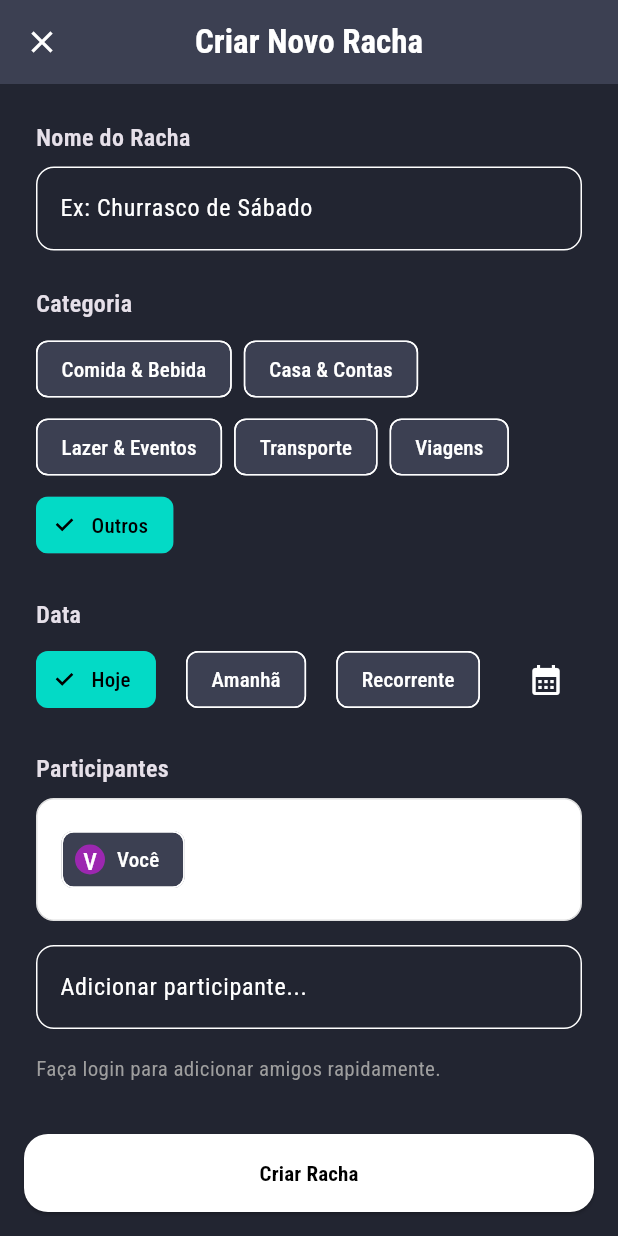
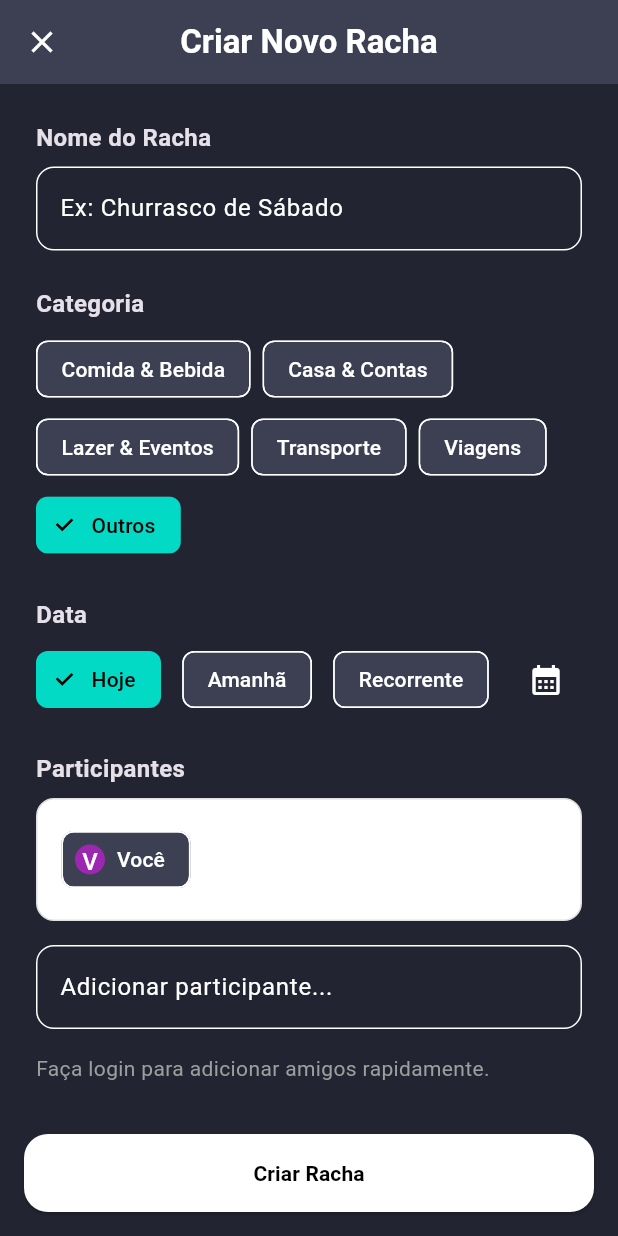
Before and after one commit to miike26/rachaae, a Flutter app: the screen it shows after launch, after a tap on the "add" icon, on a phone screen of 412 x 824 dp. Run offline on Flutter 3.47's test engine with Material 3 defaults, Android fonts, the light colour scheme and no system bars; our stand-ins replace cloud_firestore, firebase_auth, firebase_core, flutter_animate, flutter_svg, font_awesome_flutter and 3 more; accounts and stored records are empty.

Commit message:
atualizado antes do redesign da tela de despesas

```diff
--- a/lib/screens/home_screen.dart
+++ b/lib/screens/home_screen.dart
@@ -215,7 +215,7 @@ class _HomeScreenState extends State<HomeScreen> {
 
     final screenWidth = MediaQuery.of(context).size.width;
     final scaleFactor = screenWidth / 448;
-    final double navBarHeight = 87.0 * scaleFactor;
+    final double navBarHeight = 82.0 * scaleFactor;
     final bool isLightTheme = Theme.of(context).brightness == Brightness.light;
 
     final List<Widget> pages = [
@@ -465,9 +465,9 @@ class _HomeScreenState extends State<HomeScreen> {
           ),
           boxShadow: [
             BoxShadow(
-              color: Colors.black.withOpacity(0.25),
-              blurRadius: 48.93,
-              offset: const Offset(0, 16.31),
+              color: Colors.black.withOpacity(0.40),
+              blurRadius: 20.93,
+              offset: const Offset(0, 13),
             ),
           ],
         ),
--- a/lib/utils/app_theme.dart
+++ b/lib/utils/app_theme.dart
@@ -40,20 +40,19 @@ class AppTheme {
       onBackground: darkTextColor,
       surface: darkNavBar,
     ),
-    textTheme: GoogleFonts.robotoCondensedTextTheme(
-      ThemeData.dark().textTheme.copyWith(
-            displayLarge: const TextStyle(
+    // CORREÇÃO: Primeiro, criamos o tema de texto base com Roboto.
+    textTheme: GoogleFonts.robotoTextTheme(ThemeData.dark().textTheme).copyWith(
+      // Em seguida, sobrescrevemos APENAS os estilos específicos que queremos diferentes.
+      displayLarge: GoogleFonts.robotoCondensed(
         fontSize: 55,
         fontWeight: FontWeight.w500,
         letterSpacing: -2.12,
         color: darkTextColor,
       ),
-            labelMedium: const TextStyle(
-              fontFamily: 'Roboto',
+      labelMedium: GoogleFonts.robotoCondensed(
         fontSize: 17,
         fontWeight: FontWeight.w600,
         letterSpacing: 0.33,
-            ),
       ),
     ),
   );
@@ -68,21 +67,20 @@ class AppTheme {
       onBackground: lightTextColor,
       surface: lightNavBar,
     ),
-    textTheme: GoogleFonts.robotoCondensedTextTheme(
-      ThemeData.light().textTheme.copyWith(
-            displayLarge: const TextStyle(
+    // CORREÇÃO: Primeiro, criamos o tema de texto base com Roboto.
+    textTheme: GoogleFonts.robotoTextTheme(ThemeData.light().textTheme).copyWith(
+      // Em seguida, sobrescrevemos APENAS os estilos específicos que queremos diferentes.
+      displayLarge: GoogleFonts.robotoCondensed(
         fontSize: 55,
         fontWeight: FontWeight.w500,
         letterSpacing: -2.12,
         color: lightTextColor,
       ),
-            labelMedium: const TextStyle(
-              fontFamily: 'Roboto',
+      labelMedium: GoogleFonts.robotoCondensed(
         fontSize: 17,
         fontWeight: FontWeight.w600,
         letterSpacing: 0.33,
       ),
     ),
-    ),
   );
 }
--- a/lib/widgets/racha_card.dart
+++ b/lib/widgets/racha_card.dart
@@ -151,7 +151,7 @@ class RachaCard extends StatelessWidget {
                 child: Text(
                   racha.title,
                   style: GoogleFonts.roboto(
-                    fontSize: 22,
+                    fontSize: 20,
                     fontWeight: FontWeight.w600,
                     color: textColor.withOpacity(textOpacity),
                     letterSpacing: 0.1,
@@ -165,7 +165,7 @@ class RachaCard extends StatelessWidget {
               Text(
                 'R\$ ${racha.totalAmount.toStringAsFixed(2)}',
                 style: GoogleFonts.roboto(
-                  fontSize: 22,
+                  fontSize: 20,
                   fontWeight: FontWeight.w500,
                   color: textColor.withOpacity(textOpacity),
                   letterSpacing: -0.33,
```
Lines whose indentation alone changed are shown as unchanged.
